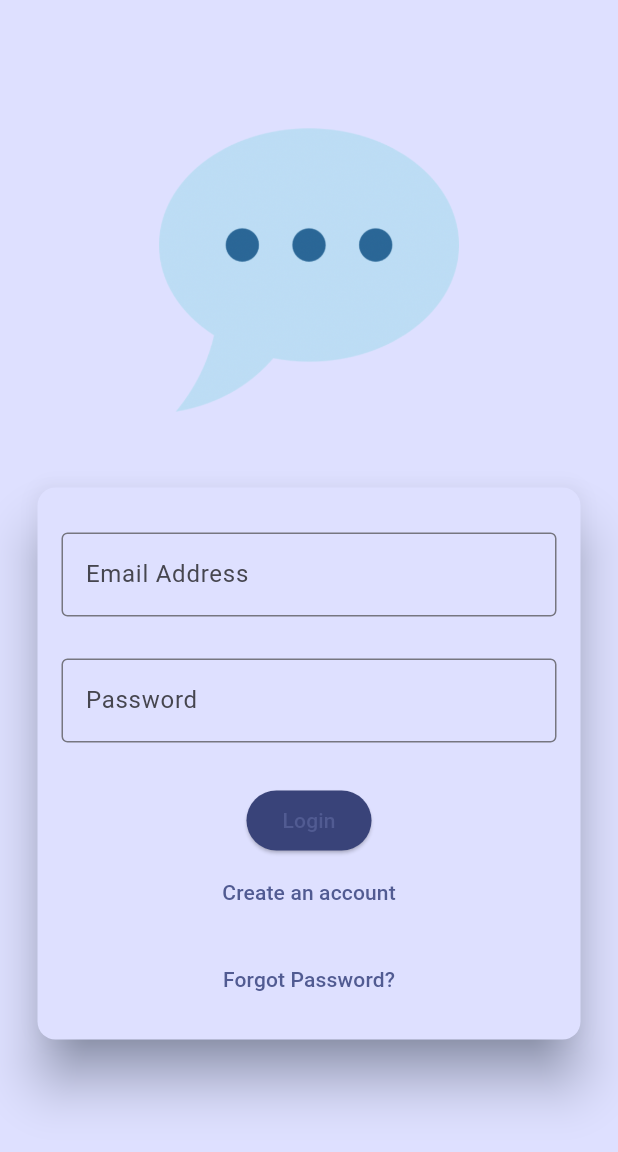
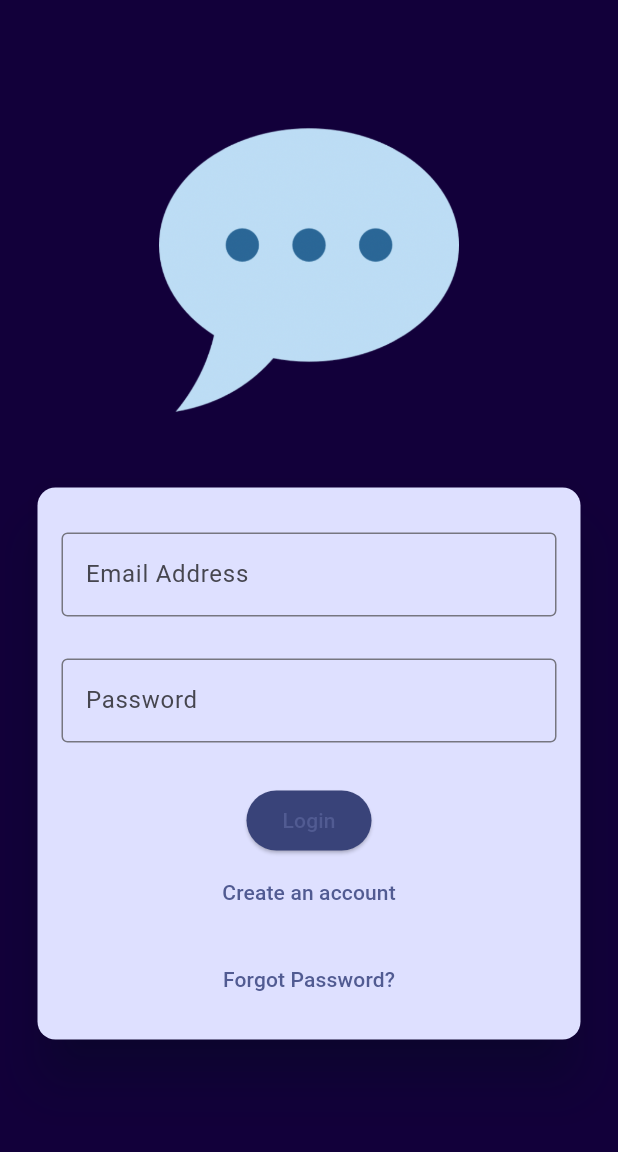
Before and after one commit to vedw3je/flutter-chatting-app, a Flutter app: the screen it shows after launch, on a phone screen of 412 x 824 dp, the part 84-1236 px from its top. Run offline on Flutter 3.47's test engine with Material 3 defaults, Android fonts, the phone set to English and light mode, and no system bars; our stand-ins replace cloud_firestore, email_validator, firebase_auth, firebase_core, firebase_storage, flutter_riverpod and 1 more; accounts and stored records are empty.

Commit message:
animation

```diff
--- a/lib/screens/auth.dart
+++ b/lib/screens/auth.dart
@@ -26,6 +26,8 @@ class AuthScreen extends StatefulWidget {
 class _AuthScreenState extends State<AuthScreen>
     with SingleTickerProviderStateMixin {
   late AnimationController controller;
+  late Animation animation;
+  late Animation animation1;
   final _form = GlobalKey<FormState>();
   final passwordController = TextEditingController();
   final confirmPasswordController = TextEditingController();
@@ -43,8 +45,13 @@ class _AuthScreenState extends State<AuthScreen>
     super.initState();
     controller = AnimationController(
       vsync: this,
-      duration: Duration(seconds: 2),
+      duration: Duration(seconds: 3),
     );
+
+    animation = CurvedAnimation(parent: controller, curve: Curves.easeIn);
+    animation1 =
+        ColorTween(begin: Colors.white, end: Color.fromARGB(255, 18, 0, 58))
+            .animate(controller);
 
     controller.forward();
 
@@ -143,10 +150,7 @@ class _AuthScreenState extends State<AuthScreen>
           'Flutter-Chatting-App',
         ),
       ),
-      backgroundColor: Theme.of(context)
-          .colorScheme
-          .primaryContainer
-          .withOpacity(controller.value),
+      backgroundColor: animation1.value,
       body: Center(
         child: SingleChildScrollView(
           physics: const BouncingScrollPhysics(
@@ -161,7 +165,7 @@ class _AuthScreenState extends State<AuthScreen>
                   left: 20,
                   right: 20,
                 ),
-                width: controller.value * 200,
+                width: animation.value * 200,
                 child: Image.asset(
                   'assets/images/chat.png',
                 ),
```
